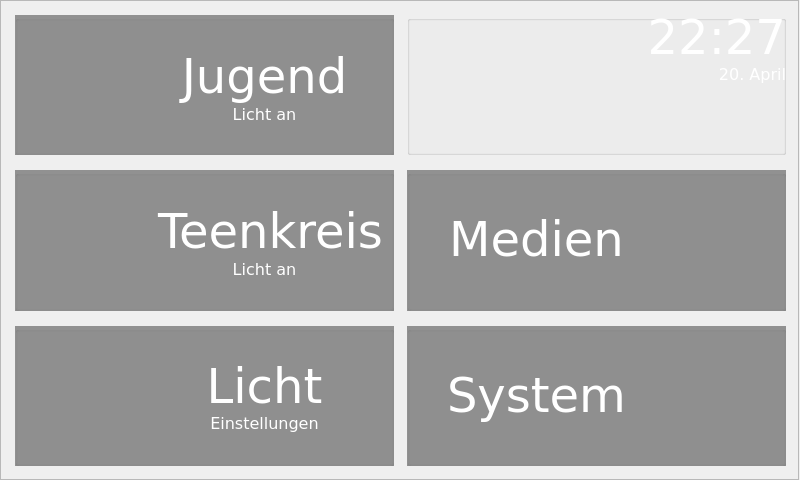
Before: the Qt Designer form Programme/ControlPanel-3-0/ui/startseite.ui in mvu/jugendprojekt, drawn with Qt 5.
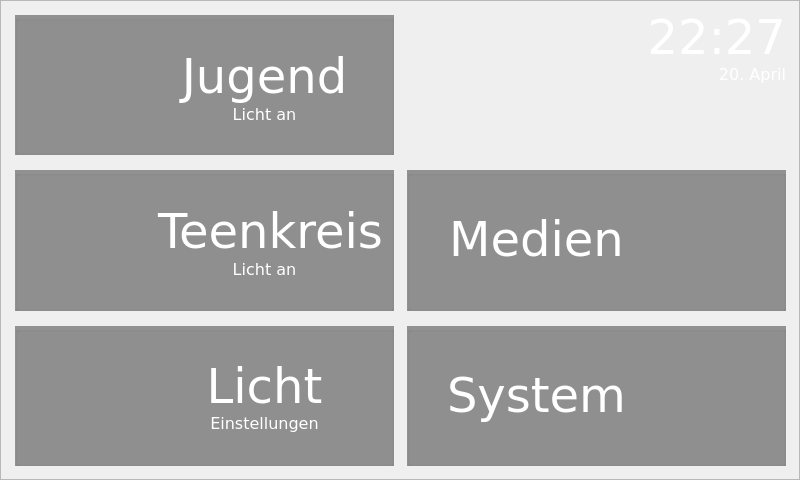
After: the same form once the commit is applied. Icons and pictures are not drawn.

Diff of the .ui file:
```diff
--- a/Programme/ControlPanel-3-0/ui/startseite.ui
+++ b/Programme/ControlPanel-3-0/ui/startseite.ui
@@ -57,7 +57,7 @@
      <item>
       <widget class="QGroupBox" name="groupBox_clock">
        <property name="styleSheet">
-        <string notr="true">background-color:rgba(0, 0, 0, 0);</string>
+        <string notr="true">background-color:rgba(0, 0, 0, 0);border:none;</string>
        </property>
        <property name="title">
         <string/>
@@ -69,6 +69,9 @@
         <bool>false</bool>
        </property>
        <widget class="QPushButton" name="pushButton_clock">
+        <property name="enabled">
+         <bool>false</bool>
+        </property>
         <property name="geometry">
          <rect>
           <x>0</x>
@@ -80,6 +83,9 @@
         <property name="focusPolicy">
          <enum>Qt::NoFocus</enum>
         </property>
+        <property name="styleSheet">
+         <string notr="true">background:rgba(0,0,0,0);</string>
+        </property>
         <property name="text">
          <string/>
         </property>
@@ -1915,7 +1921,7 @@
      <rect>
       <x>0</x>
       <y>0</y>
-      <width>799</width>
+      <width>800</width>
       <height>480</height>
      </rect>
     </property>
```
Left out of the diff: 62 changed lines with no effect on the pictures.
